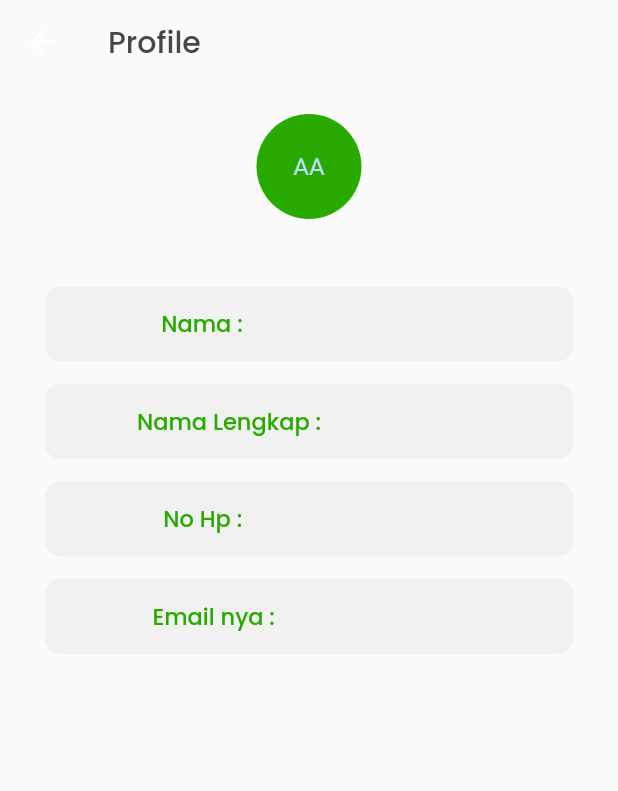
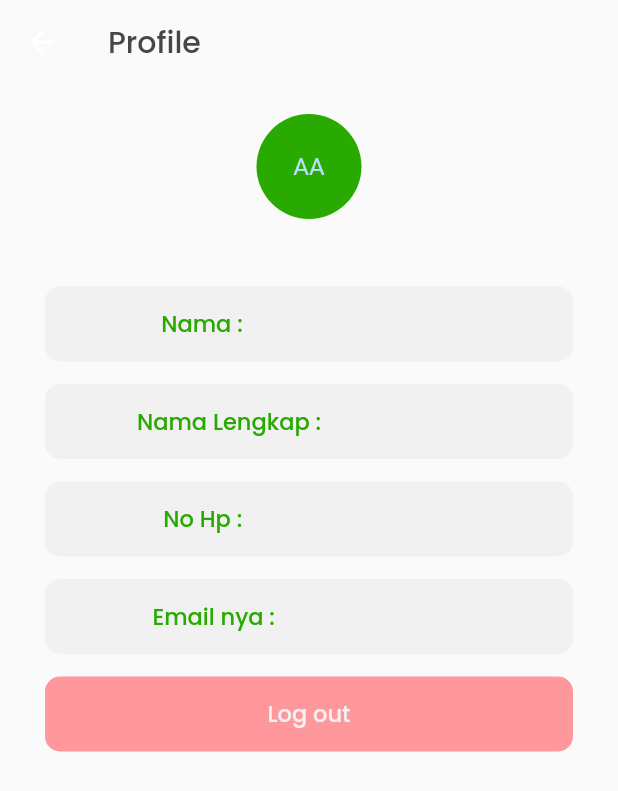
Before and after one commit to AliArRidla/dot-mobile-test, a Flutter app: the ProfileScreen screen opened directly, on a phone screen of 412 x 824 dp. Shown: the top 791 px of the screen. Run offline on Flutter 3.47's test engine with Material 2 defaults, Android fonts, the phone set to English and light mode, and no system bars; our stand-ins replace google_fonts, shared_preferences; accounts and stored records are empty; network calls fail.

```diff
--- a/lib/screens/login_screen.dart
+++ b/lib/screens/login_screen.dart
@@ -4,6 +4,7 @@ import 'package:berdikari_absensi/screens/widgets/button_loading.dart';
 import 'package:flutter/material.dart';
 import 'package:provider/provider.dart';
 import '../theme.dart';
+import 'package:shared_preferences/shared_preferences.dart';
 
 class LoginScreen extends StatefulWidget {
   const LoginScreen({Key key}) : super(key: key);
@@ -16,6 +17,7 @@ class _LoginScreenState extends State<LoginScreen> {
   TextEditingController emailController = TextEditingController(text: '');
   TextEditingController passwordController = TextEditingController(text: '');
   bool isLoading = false;
+  var log;
   @override
   Widget build(BuildContext context) {
     // AuthProvider authProvider = Provider.of<AuthProvider>(context);
@@ -64,22 +66,9 @@ class _LoginScreenState extends State<LoginScreen> {
           bool passValid = RegExp(r'^(?=.*?[A-Z])(?=.*?[a-z]).{6,}$')
               .hasMatch(passwordController.text);
           if (passValid) {
+            SharedPreferences prefs = await SharedPreferences.getInstance();
+            log = prefs.setString('email', emailController.text);
             Navigator.pushNamed(context, '/home');
-            // if (passValid) {
-            //   setState(() {
-            //     isLoading = true;
-            //   });
-            // } else {
-            //   ScaffoldMessenger.of(context).showSnackBar(
-            //     SnackBar(
-            //       backgroundColor: secondaryColor,
-            //       content: Text(
-            //         'Password sesuai',
-            //         textAlign: TextAlign.center,
-            //       ),
-            //     ),
-            //   );
-            // }
           } else {
             ScaffoldMessenger.of(context).showSnackBar(
               SnackBar(
@@ -111,11 +100,9 @@ class _LoginScreenState extends State<LoginScreen> {
         setState(() {
           isLoading = false;
         });
-      } else {
-        // setState(() {
-        //   isLoading = false;
-        // });
-      }
+      } else if (log != null) {
+        Navigator.pushNamed(context, '/home');
+      } else {}
     }
 
     Widget header() {
--- a/lib/screens/profile_screen.dart
+++ b/lib/screens/profile_screen.dart
@@ -1,8 +1,10 @@
 import 'package:berdikari_absensi/models/profile_model.dart';
 import 'package:berdikari_absensi/providers/profile_provider.dart';
+import 'package:berdikari_absensi/screens/login_screen.dart';
 import 'package:berdikari_absensi/theme.dart';
 import 'package:flutter/material.dart';
 import 'package:provider/provider.dart';
+import 'package:shared_preferences/shared_preferences.dart';
 
 class ProfileScreen extends StatefulWidget {
   const ProfileScreen({Key key}) : super(key: key);
@@ -154,6 +156,34 @@ class _ProfileScreenState extends State<ProfileScreen> {
       );
     }
 
+    Widget logOut() {
+      return Container(
+        margin: EdgeInsets.only(top: 15),
+        height: 50,
+        width: double.infinity,
+        child: TextButton(
+          style: TextButton.styleFrom(
+            backgroundColor: secondaryColor,
+            shape: RoundedRectangleBorder(
+              borderRadius: BorderRadius.circular(10),
+            ),
+          ),
+          child: Text(
+            'Log out',
+            style: textButtonTextStyle.copyWith(color: fieldColor),
+          ),
+          onPressed: () async {
+            SharedPreferences prefs = await SharedPreferences.getInstance();
+            prefs.remove('email');
+            Navigator.pushReplacement(
+                context,
+                MaterialPageRoute(
+                    builder: (BuildContext ctx) => LoginScreen()));
+          },
+        ),
+      );
+    }
+
     return Scaffold(
       appBar: AppBar(
         backgroundColor: Colors.transparent,
@@ -172,6 +202,7 @@ class _ProfileScreenState extends State<ProfileScreen> {
             fullNameProfile(),
             phoneProfile(),
             emailProfile(),
+            logOut()
           ],
         ),
       ),
```
Also changed, not shown: lib/screens/splash_screen.dart (+17 -2 lines), lib/screens/login_screens.dart (deleted).
